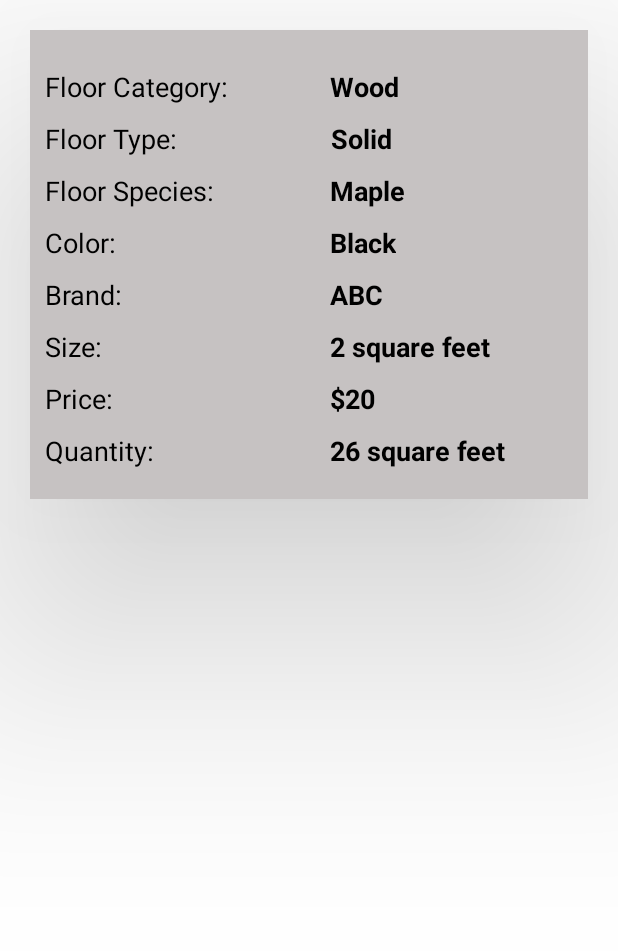
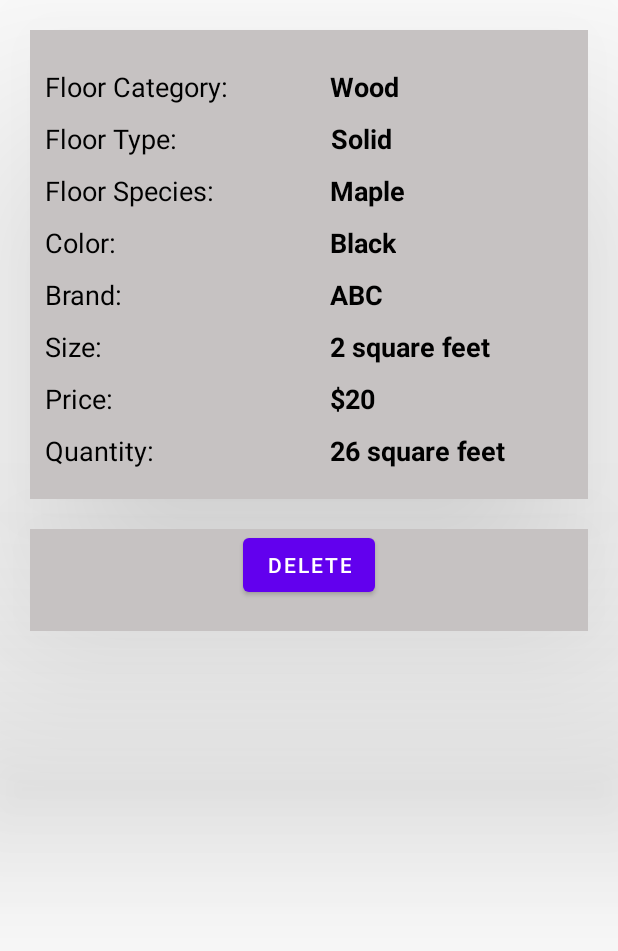
Before and after one commit to tenn2020/Inventory-App, an Android app: the DetailActivity screen opened directly, with no data from a screen before it, on a phone screen of 412 x 824 dp, the part 257-1208 px from its top. Run offline under Robolectric (Android 15) with nearby library versions, the phone set to English and light mode, and no system bars; libraries missing offline, so code that uses them is left out: org.parceler; Roboto replaces fonts that are not available here; 10 statements that could not run were skipped.

Commit message:
Added Delete Button on activity detail layout

```diff
--- a/GroupProject/FIM/app/src/main/res/layout/activity_detail.xml
+++ b/GroupProject/FIM/app/src/main/res/layout/activity_detail.xml
@@ -34,6 +34,7 @@
     </RelativeLayout>
 
     <RelativeLayout
+        android:id="@+id/layoutMid"
         android:layout_width="match_parent"
         android:layout_height="wrap_content"
         android:layout_below="@+id/layoutTop"
@@ -241,6 +242,29 @@
             android:textStyle="bold" />
     </RelativeLayout>
 
+    <RelativeLayout
+        android:id="@+id/layoutBelow"
+        android:layout_width="match_parent"
+        android:layout_height="wrap_content"
+        android:layout_below="@+id/layoutMid"
+        android:layout_centerHorizontal="true"
+        android:layout_marginStart="20dp"
+        android:layout_marginTop="20dp"
+        android:layout_marginEnd="20dp"
+        android:background="#C6C2C2"
+        android:elevation="100dp"
+        android:orientation="vertical"
+        android:paddingBottom="20dp" >
+
+        <Button
+            android:id="@+id/deleteBtn"
+            android:layout_width="wrap_content"
+            android:layout_height="wrap_content"
+            android:layout_centerHorizontal="true"
+            android:text="DELETE" />
+
+    </RelativeLayout>
+
     <ImageView
         android:id="@+id/menuBtn"
         android:layout_width="16dp"
```
